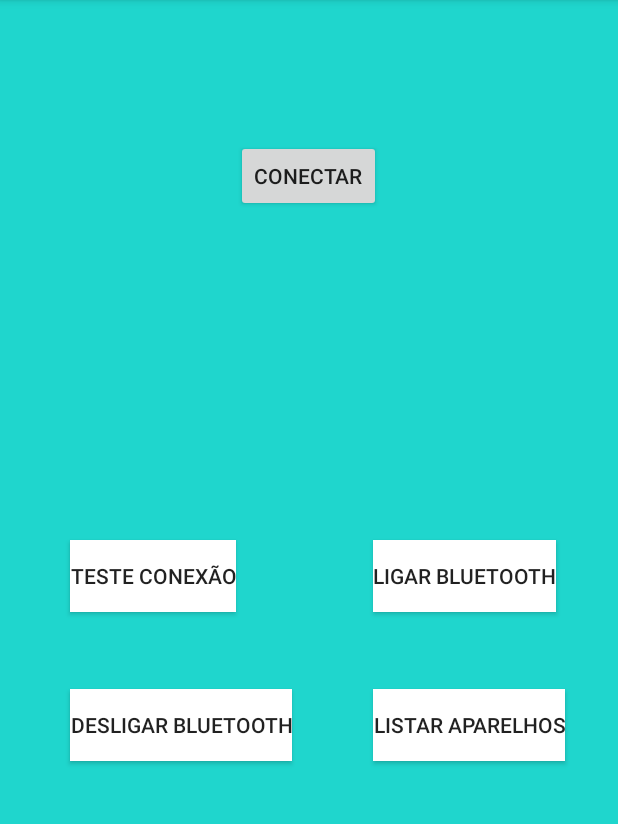
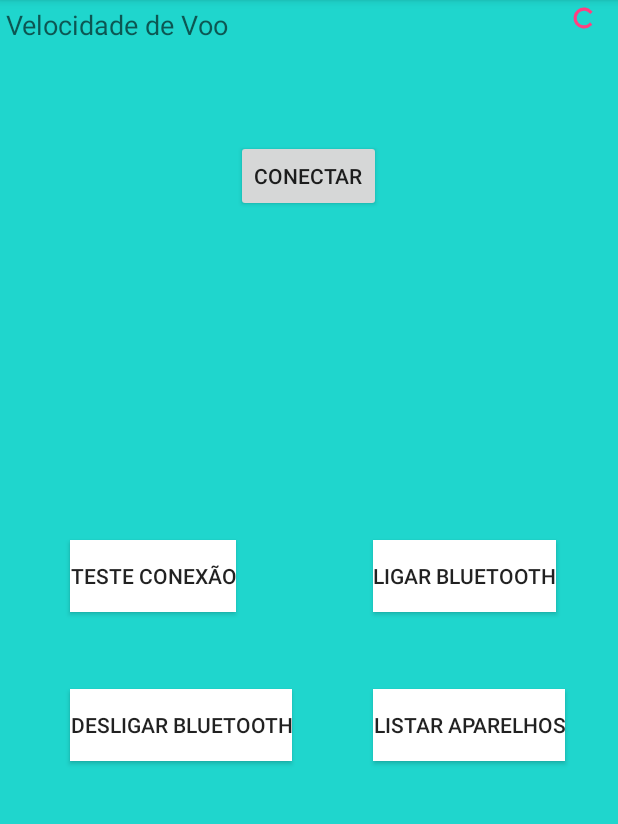
Before and after one commit to Rudmar/gamadroneapp, an Android app: the screen it shows after launch (MainActivity), on a phone screen of 412 x 824 dp, the part 84-908 px from its top. Run offline under Robolectric (Android 15) with nearby library versions, the phone set to English and light mode, and no system bars.

Commit message:
"Atualização do código Android para envio de mensagem ao servidor"

```diff
--- a/app/src/main/java/app/gamadrone/MainActivity.java
+++ b/app/src/main/java/app/gamadrone/MainActivity.java
@@ -13,6 +13,7 @@ import android.util.Log;
 import android.view.View;
 import android.widget.ArrayAdapter;
 import android.widget.Button;
+import android.widget.EditText;
 import android.widget.ListView;
 import android.widget.TextView;
 import android.widget.Toast;
@@ -32,10 +33,9 @@ public class MainActivity extends AppCompatActivity {
     BluetoothDevice mmDevice;
     BluetoothSocket mmSocket = null;
     public static TextView statusMessage;
+    public static TextView velocidade;
     private BluetoothAdapter bluetooth;
     Set<BluetoothDevice> pairedDevices;
-    final byte delimiter = 33;
-    int readBufferPosition = 0;
 
     final Handler handler = new Handler();
 
@@ -43,10 +43,14 @@ public class MainActivity extends AppCompatActivity {
         UUID uuid = UUID.fromString("00001101-0000-1000-8000-00805f9b34fb"); //Standard SerialPortService ID
         try {
             mmSocket = mmDevice.createRfcommSocketToServiceRecord(uuid);
-            if (!mmSocket.isConnected()){
+            if (!mmSocket.isConnected()) {
                 mmSocket.connect();
-                statusMessage.setText("Socket conectado");
             }
+
+                String send = msg2send;
+
+            OutputStream mmOutputStream = mmSocket.getOutputStream();
+            mmOutputStream.write(send.getBytes());
 
         } catch (IOException e) {
             // TODO Auto-generated catch block
@@ -55,9 +59,12 @@ public class MainActivity extends AppCompatActivity {
 
     }
 
-    public void tryBT(View view){
-        sendBtMsg("WTF!");
-        statusMessage.setText("Mensagem enviada com sucesso");
+    public void receiveBtMsg(){
+
+            //InputStream mmInputStream = mmSocket.getInputStream();
+            //mmInputStream.read(rd.getBytes());
+            //velocidade.setText(mmInputStream.read(rd.getBytes()));
+
     }
 
     @Override
@@ -65,19 +72,15 @@ public class MainActivity extends AppCompatActivity {
         super.onCreate(savedInstanceState);
         setContentView(R.layout.activity_main);
 
-        final Handler handler = new Handler();
-
         statusMessage = (TextView) findViewById(R.id.statusMessage);
+        velocidade = (TextView) findViewById(R.id.velocidade);
 
         bluetooth = BluetoothAdapter.getDefaultAdapter();
 
         Set<BluetoothDevice> pairedDevices = bluetooth.getBondedDevices();
-        if(pairedDevices.size() > 0)
-        {
-            for(BluetoothDevice device : pairedDevices)
-            {
-                if(device.getName().equals("ubuntu-0")) //Note, you will need to change this to match the name of your device
-                {
+        if(pairedDevices.size() > 0) {
+            for(BluetoothDevice device : pairedDevices){
+                if(device.getName().equals("ubuntu-0")){
                     Log.e("RASPBERRY",device.getName());
                     mmDevice = device;
                     String name;
@@ -152,4 +155,9 @@ public class MainActivity extends AppCompatActivity {
 
     }
 
+    public void tryBT(View view){
+        sendBtMsg("Esta mensagem foi enviada do meu APP GamaDrone");
+        receiveBtMsg();
+    }
+
 }
--- a/app/src/main/res/layout/activity_main.xml
+++ b/app/src/main/res/layout/activity_main.xml
@@ -8,8 +8,7 @@
     android:paddingTop="4dp"
     android:paddingBottom="4dp"
     tools:context=".MainActivity"
-    android:background="#1fd6cd"
-    android:onClick="restartCounter">
+    android:background="#1fd6cd">
 
     <TextView
         android:layout_width="wrap_content"
@@ -76,4 +75,35 @@
         android:layout_centerHorizontal="true"
         android:layout_marginTop="89dp" />
 
+    <TextView
+        android:layout_width="wrap_content"
+        android:layout_height="wrap_content"
+        android:textAppearance="?android:attr/textAppearanceMedium"
+        android:text="Velocidade de Voo"
+        android:id="@+id/textView"
+        android:layout_alignParentTop="true"
+        android:layout_alignParentLeft="true"
+        android:layout_alignParentStart="true" />
+
+    <ProgressBar
+        style="?android:attr/progressBarStyleSmall"
+        android:layout_width="wrap_content"
+        android:layout_height="wrap_content"
+        android:id="@+id/bateria"
+        android:layout_alignParentTop="true"
+        android:layout_alignParentRight="true"
+        android:layout_alignParentEnd="true"
+        android:layout_toRightOf="@+id/button1"
+        android:layout_toEndOf="@+id/button1" />
+
+    <TextView
+        android:layout_width="wrap_content"
+        android:layout_height="wrap_content"
+        android:id="@+id/velocidade"
+        android:layout_below="@+id/textView"
+        android:layout_alignParentLeft="true"
+        android:layout_alignParentStart="true"
+        android:layout_alignParentRight="true"
+        android:layout_alignParentEnd="true" />
+
 </RelativeLayout>
```
Also changed, not shown: 64 other files.
